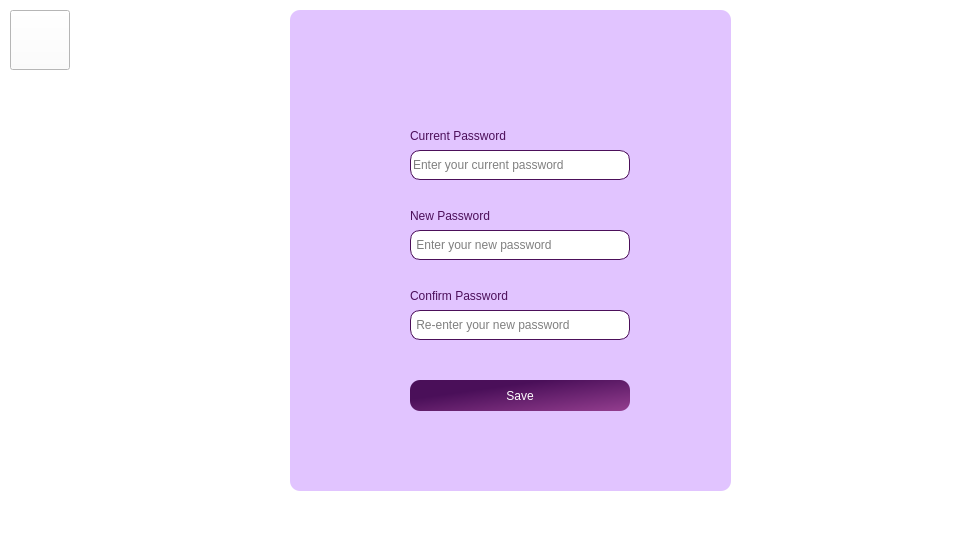
Nirjaraa/spendwise, file changepw.ui: the form before one commit.
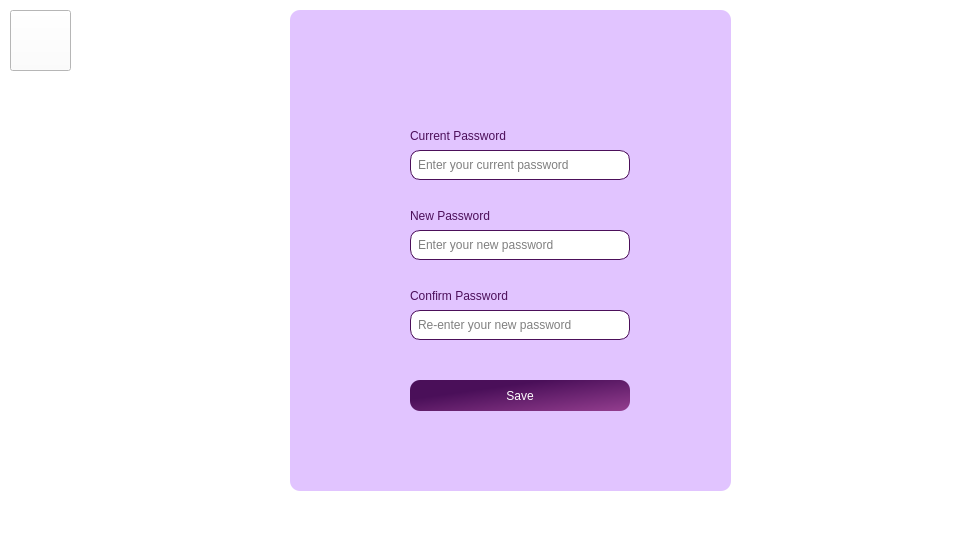
The form after the commit. Icons and pictures are not drawn.

Diff of the .ui file:
```diff
--- a/changepw.ui
+++ b/changepw.ui
@@ -22,8 +22,8 @@
      <rect>
       <x>10</x>
       <y>10</y>
-      <width>60</width>
-      <height>60</height>
+      <width>61</width>
+      <height>61</height>
      </rect>
     </property>
     <property name="styleSheet">
@@ -104,13 +104,20 @@
  color:black;
 font: 9pt &quot;Bahnschrift&quot;;
  background-color:white;
-border:1px solid rgb(76,15,90);</string>
+border:1px solid rgb(76,15,90);
+padding:5px;</string>
+     </property>
+     <property name="inputMethodHints">
+      <set>Qt::ImhHiddenText|Qt::ImhNoAutoUppercase|Qt::ImhNoPredictiveText|Qt::ImhSensitiveData</set>
      </property>
      <property name="text">
       <string/>
      </property>
+     <property name="echoMode">
+      <enum>QLineEdit::Password</enum>
+     </property>
      <property name="placeholderText">
-      <string> Enter your new password</string>
+      <string>Enter your new password</string>
      </property>
     </widget>
     <widget class="QLineEdit" name="current">
@@ -127,7 +134,14 @@
  color:black;
 font: 9pt &quot;Bahnschrift&quot;;
  background-color:white;
-border:1px solid rgb(76,15,90);</string>
+border:1px solid rgb(76,15,90);
+padding:5px;</string>
+     </property>
+     <property name="inputMethodHints">
+      <set>Qt::ImhHiddenText|Qt::ImhNoAutoUppercase|Qt::ImhNoPredictiveText|Qt::ImhSensitiveData</set>
+     </property>
+     <property name="echoMode">
+      <enum>QLineEdit::Password</enum>
      </property>
      <property name="placeholderText">
       <string>Enter your current password</string>
@@ -167,10 +181,17 @@
  color:black;
 font: 9pt &quot;Bahnschrift&quot;;
  background-color:white;
-border:1px solid rgb(76,15,90);</string>
+border:1px solid rgb(76,15,90);
+padding:5px;</string>
+     </property>
+     <property name="inputMethodHints">
+      <set>Qt::ImhHiddenText|Qt::ImhNoAutoUppercase|Qt::ImhNoPredictiveText|Qt::ImhSensitiveData</set>
+     </property>
+     <property name="echoMode">
+      <enum>QLineEdit::Password</enum>
      </property>
      <property name="placeholderText">
-      <string> Re-enter your new password</string>
+      <string>Re-enter your new password</string>
      </property>
     </widget>
     <widget class="QLabel" name="label_3">
```
Left out of the diff: 51 changed lines with no effect on the pictures.
